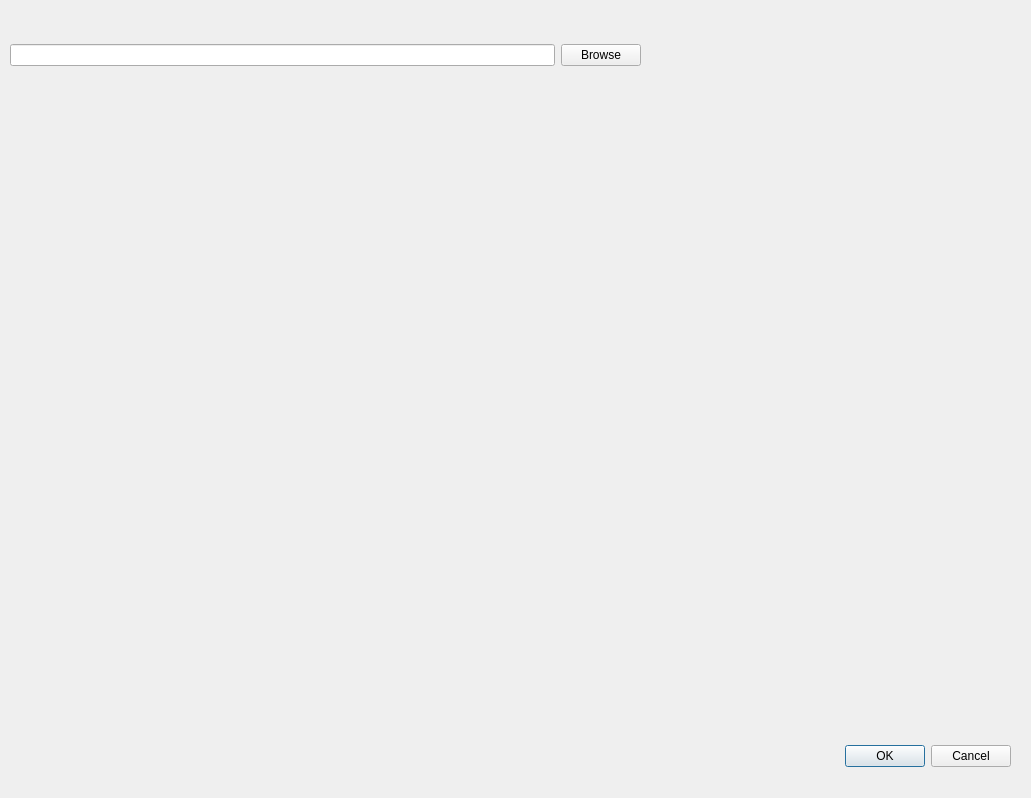
Qt form SpriteExtractorApp/QtUI/Dialogs/NewProjectDialog/newprojectdialog.ui (jowie94/SpriteExtractor) before a commit.
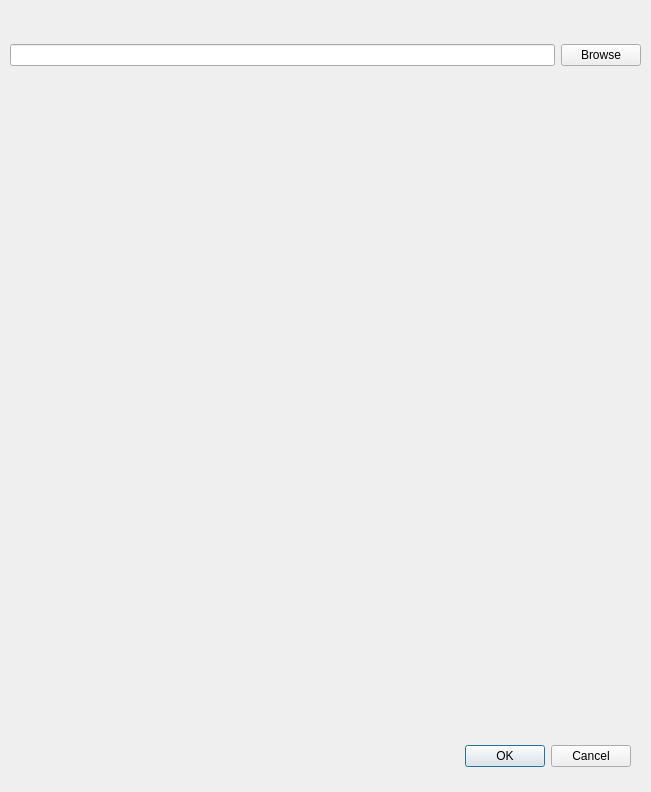
The same form after that commit. Custom widgets are drawn as their Qt base class.

Commit message: Display image in the sprite widget

Diff of the .ui file:
```diff
--- a/SpriteExtractorApp/QtUI/Dialogs/NewProjectDialog/newprojectdialog.ui
+++ b/SpriteExtractorApp/QtUI/Dialogs/NewProjectDialog/newprojectdialog.ui
@@ -9,8 +9,8 @@
    <rect>
     <x>0</x>
     <y>0</y>
-    <width>1031</width>
-    <height>798</height>
+    <width>651</width>
+    <height>792</height>
    </rect>
   </property>
   <property name="windowTitle">
@@ -22,7 +22,7 @@
   <widget class="QDialogButtonBox" name="buttonBox">
    <property name="geometry">
     <rect>
-     <x>670</x>
+     <x>290</x>
      <y>740</y>
      <width>341</width>
      <height>32</height>
```
Left out of the diff: 8 changed lines with no effect on the pictures. The commit also changes 4 other files.
